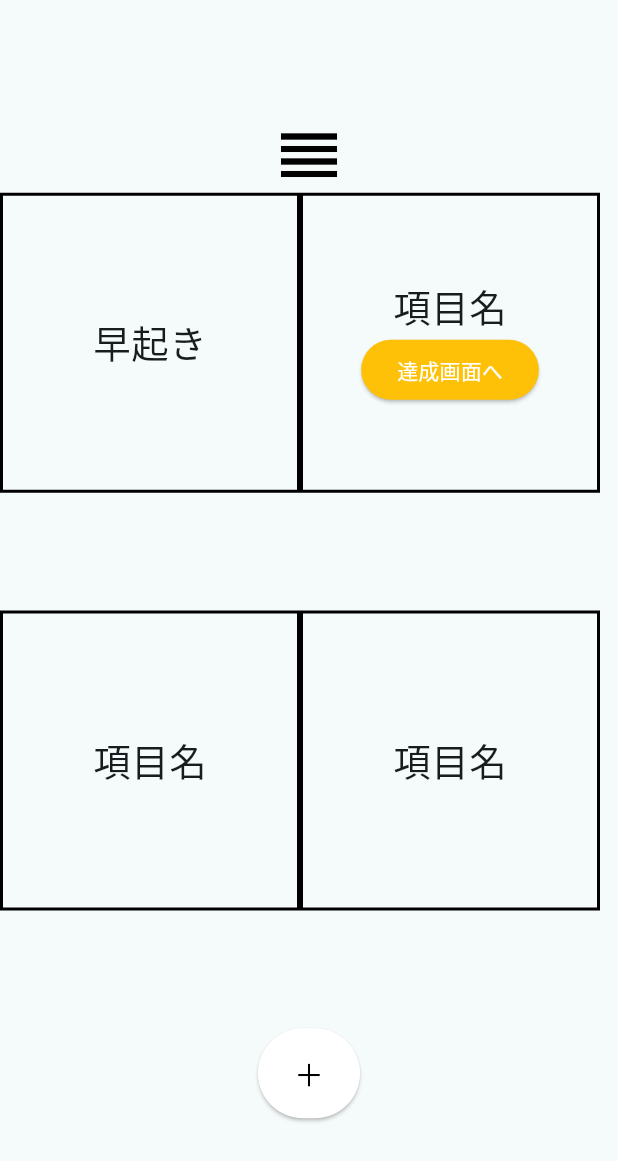
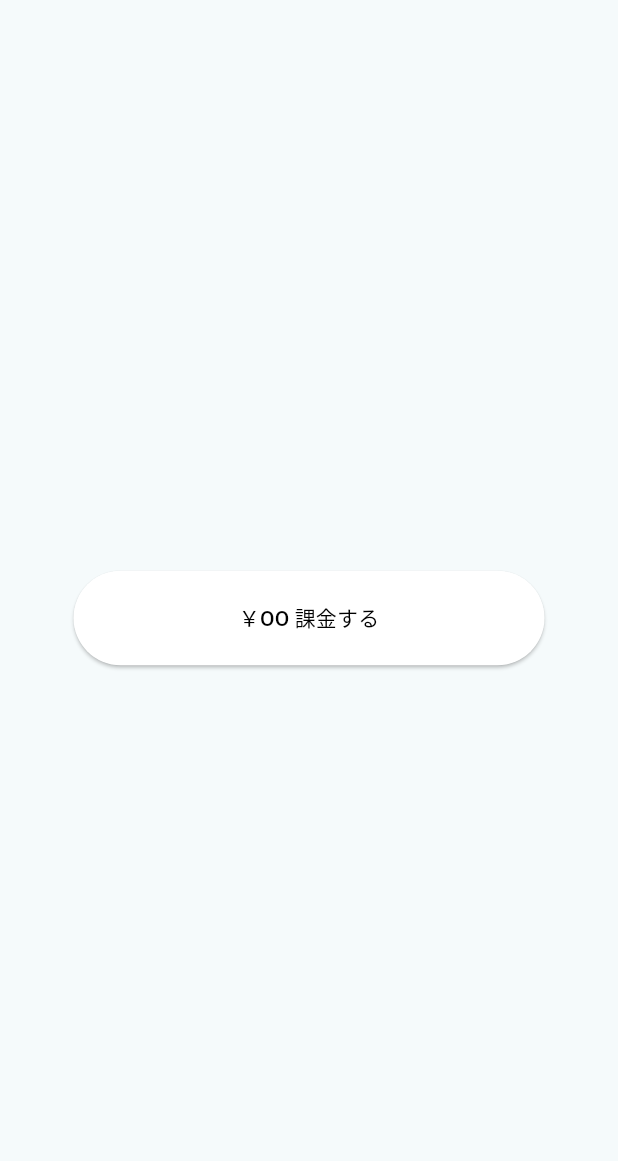
Before and after one commit to Yoshida-koshi/yumemi-pg-hackathon-team1, a Flutter app: the koumokuPage screen opened directly, after a tap on "達成画面へ", on a phone screen of 412 x 824 dp. Shown: the top 1161 px of the screen. Run offline on Flutter 3.47's test engine with Material 3 defaults, Android fonts, the phone set to English and light mode, and no system bars.

Commit message:
ページの追加

```diff
--- /dev/null
+++ b/lib/34.dart
@@ -0,0 +1,39 @@
+import 'package:flutter/material.dart';
+import '35.dart';
+
+class paymentPage extends StatefulWidget {
+  const paymentPage({Key? key}) : super(key: key);
+
+  @override
+  State<paymentPage> createState() => _createPageState();
+}
+
+class _createPageState extends State<paymentPage>{
+  @override
+  Widget build(BuildContext context) {
+    return Scaffold(
+
+      body: Center(
+        child: Column(
+          mainAxisAlignment: MainAxisAlignment.spaceEvenly,
+          children: [
+            ElevatedButton(
+              onPressed: (){
+                Navigator.of(context).push(
+                    MaterialPageRoute(builder: (_) => resultPage()));
+              },
+              style: ElevatedButton.styleFrom(
+                  minimumSize: Size(314, 63),
+                  backgroundColor: Colors.white
+              ),
+              child: Text("￥OO 課金する",
+                style: TextStyle(
+                    color: Colors.black),
+              ),
+            ),
+          ],
+        ),
+      ),
+    );
+  }
+}
--- a/lib/koumoku.dart
+++ b/lib/koumoku.dart
@@ -1,6 +1,9 @@
 import 'package:flutter/material.dart';
 import '31.dart';
 import '32.dart';
+import '33.dart';
+import '34.dart';
+import '37.dart';
 
 class koumokuPage extends StatefulWidget {
   const koumokuPage({Key? key}) : super(key: key);
@@ -68,7 +71,8 @@ class _createPageState extends State<koumokuPage>{
                   ),
                       ElevatedButton(
                         onPressed: (){
-
+                          Navigator.of(context).push(
+                              MaterialPageRoute(builder: (_) => paymentPage()));
                         },
                         style: ElevatedButton.styleFrom(
                             backgroundColor: Colors.amber
```
Also changed, not shown: lib/33.dart (added, +39 -0 lines), lib/35.dart (added, +40 -0 lines), lib/36.dart (added, +52 -0 lines), lib/37.dart (added, +71 -0 lines), lib/mappin.dart (+16 -1 lines).
